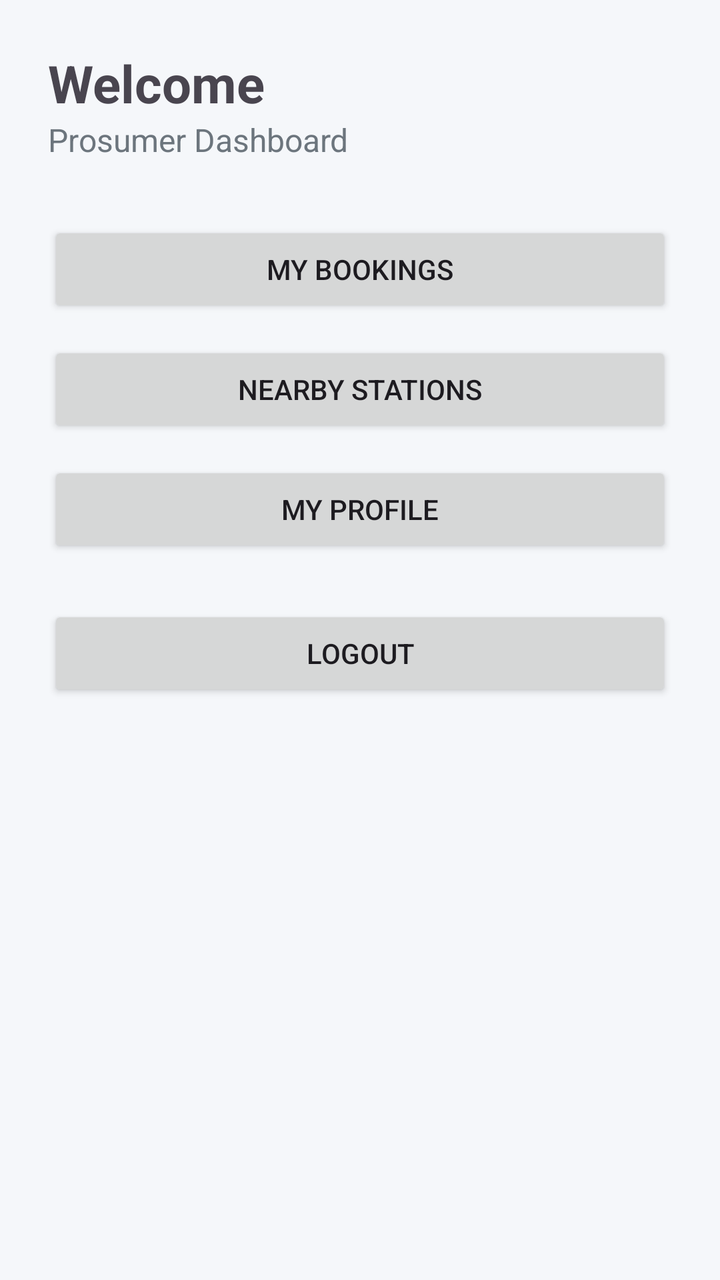
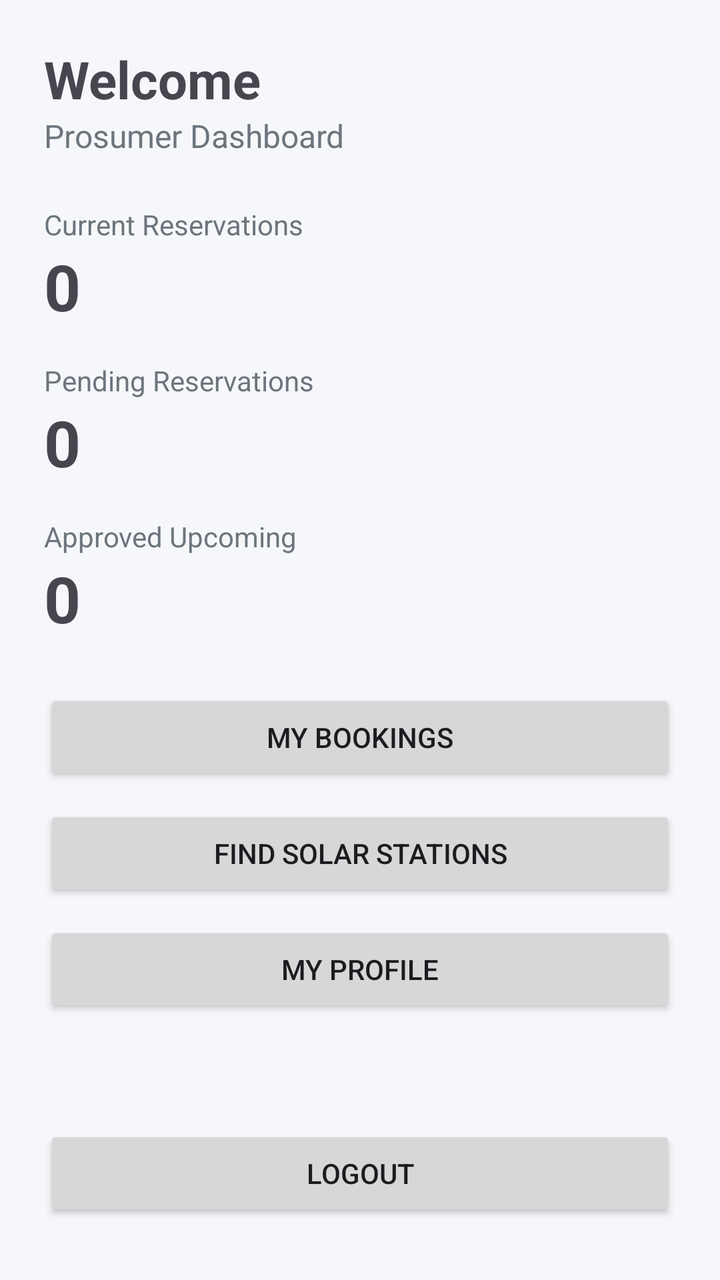

The first picture is an Android layout as it rendered before a commit; the second is the same layout after the commit. The layout source and the unified diff follow.
<!-- AndroidManifest.xml: application theme Theme.SmartSolarMobile -->
<!-- res/layout/activity_prosumer_dashboard.xml -->
<?xml version="1.0" encoding="utf-8"?>
<LinearLayout
    xmlns:android="http://schemas.android.com/apk/res/android"
    android:layout_width="match_parent"
    android:layout_height="match_parent"
    android:orientation="vertical"
    android:padding="24dp"
    android:background="#F5F7FA">

    <TextView
        android:id="@+id/textWelcome"
        android:layout_width="match_parent"
        android:layout_height="wrap_content"
        android:text="Welcome"
        android:textSize="26sp"
        android:textStyle="bold" />

    <TextView
        android:layout_width="match_parent"
        android:layout_height="wrap_content"
        android:text="Prosumer Dashboard"
        android:textSize="16sp"
        android:textColor="#6C757D"
        android:layout_marginBottom="30dp" />

    <Button
        android:id="@+id/buttonBookings"
        android:layout_width="match_parent"
        android:layout_height="wrap_content"
        android:text="My Bookings"
        android:layout_marginBottom="12dp" />

    <Button
        android:id="@+id/buttonStations"
        android:layout_width="match_parent"
        android:layout_height="wrap_content"
        android:text="Nearby Stations"
        android:layout_marginBottom="12dp" />

    <Button
        android:id="@+id/buttonProfile"
        android:layout_width="match_parent"
        android:layout_height="wrap_content"
        android:text="My Profile"
        android:layout_marginBottom="24dp" />

    <Button
        android:id="@+id/buttonLogout"
        android:layout_width="match_parent"
        android:layout_height="wrap_content"
        android:text="Logout" />

</LinearLayout>
<!-- resources referenced by this layout -->
<resources>
  <style name="Theme.SmartSolarMobile" parent="Base.Theme.SmartSolarMobile" />
  <style name="Base.Theme.SmartSolarMobile" parent="Theme.Material3.DayNight.NoActionBar">
          
          
      </style>
</resources>

<!-- the commit's change to res/layout/activity_prosumer_dashboard.xml (unified diff, before → after) -->
@@ -1,53 +1,120 @@
 <?xml version="1.0" encoding="utf-8"?>
-<LinearLayout
+<ScrollView
     xmlns:android="http://schemas.android.com/apk/res/android"
     android:layout_width="match_parent"
     android:layout_height="match_parent"
-    android:orientation="vertical"
-    android:padding="24dp"
     android:background="#F5F7FA">
 
-    <TextView
-        android:id="@+id/textWelcome"
+    <LinearLayout
         android:layout_width="match_parent"
         android:layout_height="wrap_content"
-        android:text="Welcome"
-        android:textSize="26sp"
-        android:textStyle="bold" />
+        android:orientation="vertical"
+        android:padding="22dp">
 
-    <TextView
-        android:layout_width="match_parent"
-        android:layout_height="wrap_content"
-        android:text="Prosumer Dashboard"
-        android:textSize="16sp"
-        android:textColor="#6C757D"
-        android:layout_marginBottom="30dp" />
+        <TextView
+            android:id="@+id/textWelcome"
+            android:layout_width="match_parent"
+            android:layout_height="wrap_content"
+            android:text="Welcome"
+            android:textSize="26sp"
+            android:textStyle="bold" />
 
-    <Button
-        android:id="@+id/buttonBookings"
-        android:layout_width="match_parent"
-        android:layout_height="wrap_content"
-        android:text="My Bookings"
-        android:layout_marginBottom="12dp" />
+        <TextView
+            android:layout_width="match_parent"
+            android:layout_height="wrap_content"
+            android:text="Prosumer Dashboard"
+            android:textColor="#6C757D"
+            android:textSize="16sp"
+            android:layout_marginBottom="24dp" />
 
-    <Button
-        android:id="@+id/buttonStations"
-        android:layout_width="match_parent"
-        android:layout_height="wrap_content"
-        android:text="Nearby Stations"
-        android:layout_marginBottom="12dp" />
+        <TextView
+            android:layout_width="match_parent"
+            android:layout_height="wrap_content"
+            android:text="Current Reservations"
+            android:textColor="#6C757D" />
 
-    <Button
-        android:id="@+id/buttonProfile"
-        android:layout_width="match_parent"
-        android:layout_height="wrap_content"
-        android:text="My Profile"
-        android:layout_marginBottom="24dp" />
+        <TextView
+            android:id="@+id/textCurrentCount"
+            android:layout_width="match_parent"
+            android:layout_height="wrap_content"
+            android:text="0"
+            android:textSize="32sp"
+            android:textStyle="bold"
+            android:layout_marginBottom="16dp" />
 
-    <Button
-        android:id="@+id/buttonLogout"
-        android:layout_width="match_parent"
-        android:layout_height="wrap_content"
-        android:text="Logout" />
+        <TextView
+            android:layout_width="match_parent"
+            android:layout_height="wrap_content"
+            android:text="Pending Reservations"
+            android:textColor="#6C757D" />
 
-</LinearLayout>
+        <TextView
+            android:id="@+id/textPendingCount"
+            android:layout_width="match_parent"
+            android:layout_height="wrap_content"
+            android:text="0"
+            android:textSize="32sp"
+            android:textStyle="bold"
+            android:layout_marginBottom="16dp" />
+
+        <TextView
+            android:layout_width="match_parent"
+            android:layout_height="wrap_content"
+            android:text="Approved Upcoming"
+            android:textColor="#6C757D" />
+
+        <TextView
+            android:id="@+id/textApprovedCount"
+            android:layout_width="match_parent"
+            android:layout_height="wrap_content"
+            android:text="0"
+            android:textSize="32sp"
+            android:textStyle="bold"
+            android:layout_marginBottom="24dp" />
+
+        <Button
+            android:id="@+id/buttonBookings"
+            android:layout_width="match_parent"
+            android:layout_height="wrap_content"
+            android:text="My Bookings"
+            android:layout_marginBottom="10dp" />
+
+        <Button
+            android:id="@+id/buttonStations"
+            android:layout_width="match_parent"
+            android:layout_height="wrap_content"
+            android:text="Find Solar Stations"
+            android:layout_marginBottom="10dp" />
+
+        <Button
+            android:id="@+id/buttonProfile"
+            android:layout_width="match_parent"
+            android:layout_height="wrap_content"
+            android:text="My Profile"
+            android:layout_marginBottom="20dp" />
+
+        <ProgressBar
+            android:id="@+id/progressDashboard"
+            android:layout_width="wrap_content"
+            android:layout_height="wrap_content"
+            android:layout_gravity="center"
+            android:visibility="gone"
+            android:layout_marginBottom="15dp" />
+
+        <TextView
+            android:id="@+id/textDashboardError"
+            android:layout_width="match_parent"
+            android:layout_height="wrap_content"
+            android:textColor="#B00020"
+            android:gravity="center"
+            android:layout_marginBottom="15dp" />
+
+        <Button
+            android:id="@+id/buttonLogout"
+            android:layout_width="match_parent"
+            android:layout_height="wrap_content"
+            android:text="Logout" />
+
+    </LinearLayout>
+
+</ScrollView>
